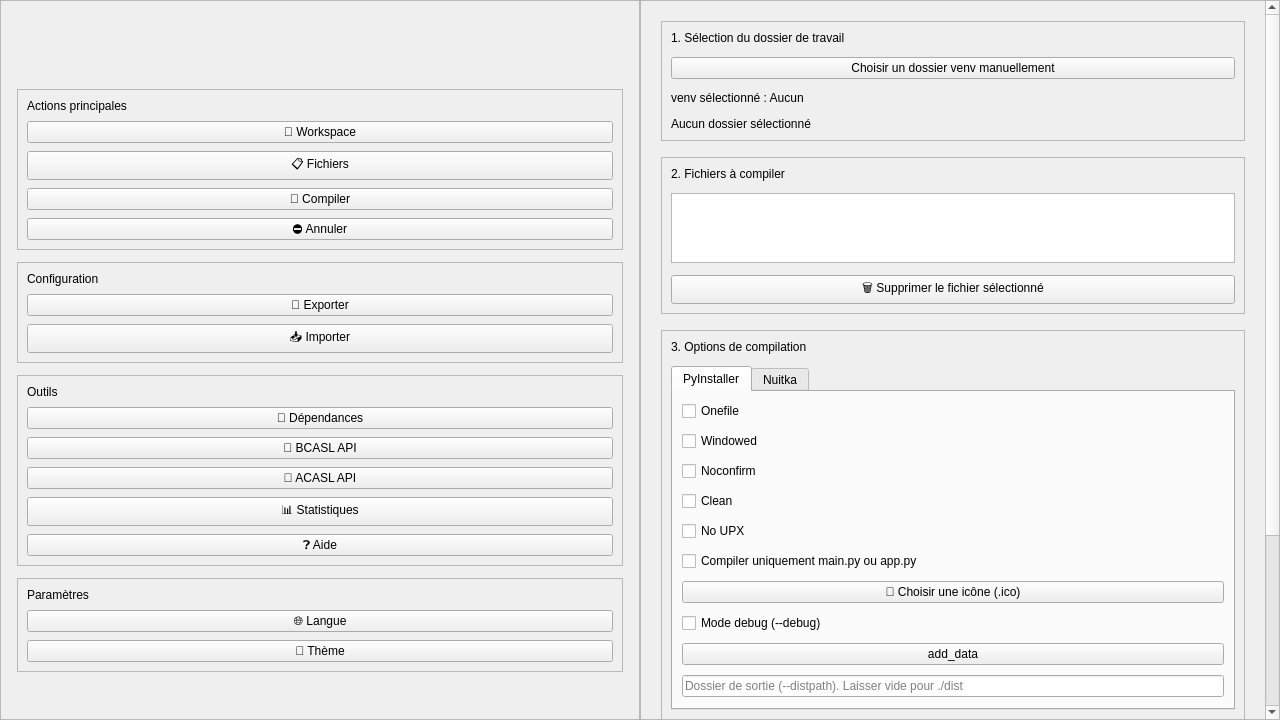
This is ui/ui_design_improved.ui in raidos23/PyCompiler_ARK as Qt 5 draws it before an edit. The edited form follows.
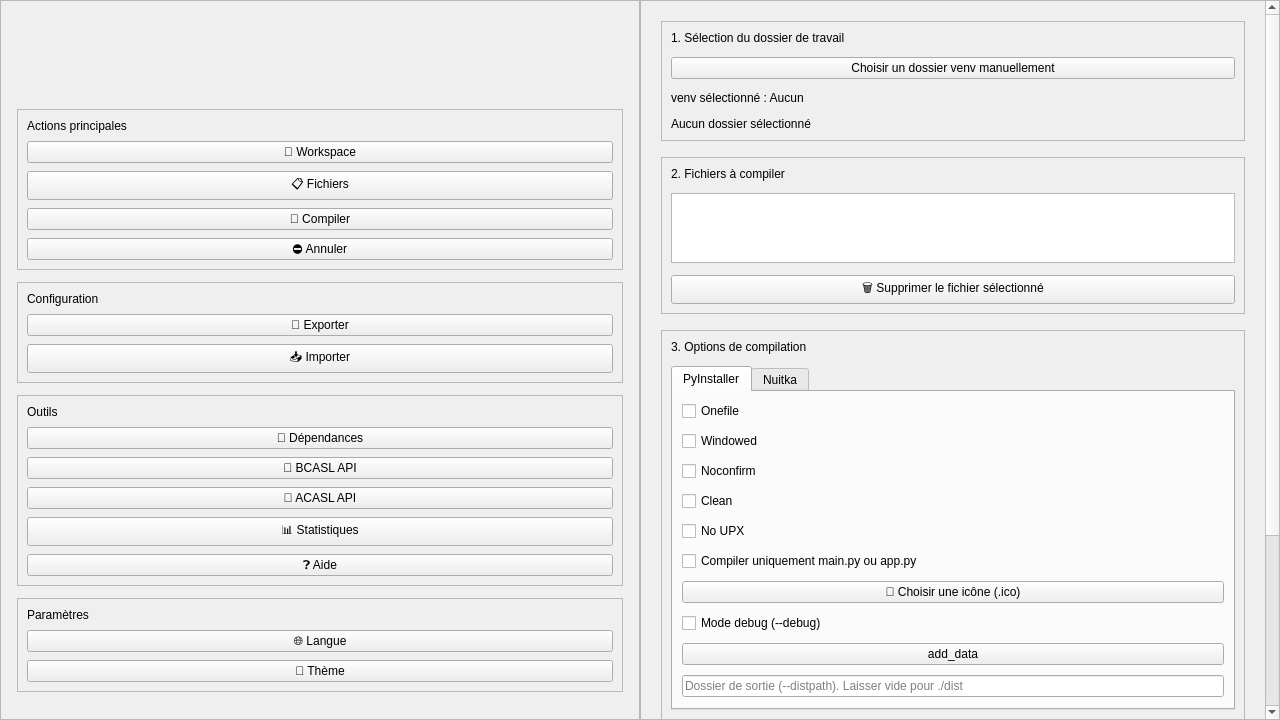
This is the edited form.

Commit message: new design pour l'ui

```diff
--- a/ui/ui_design_improved.ui
+++ b/ui/ui_design_improved.ui
@@ -69,14 +69,14 @@
         <widget class="QLabel" name="sidebar_logo">
          <property name="minimumSize">
           <size>
-           <width>60</width>
-           <height>60</height>
+           <width>80</width>
+           <height>80</height>
           </size>
          </property>
          <property name="maximumSize">
           <size>
-           <width>120</width>
-           <height>120</height>
+           <width>200</width>
+           <height>200</height>
           </size>
          </property>
          <property name="alignment">
```
